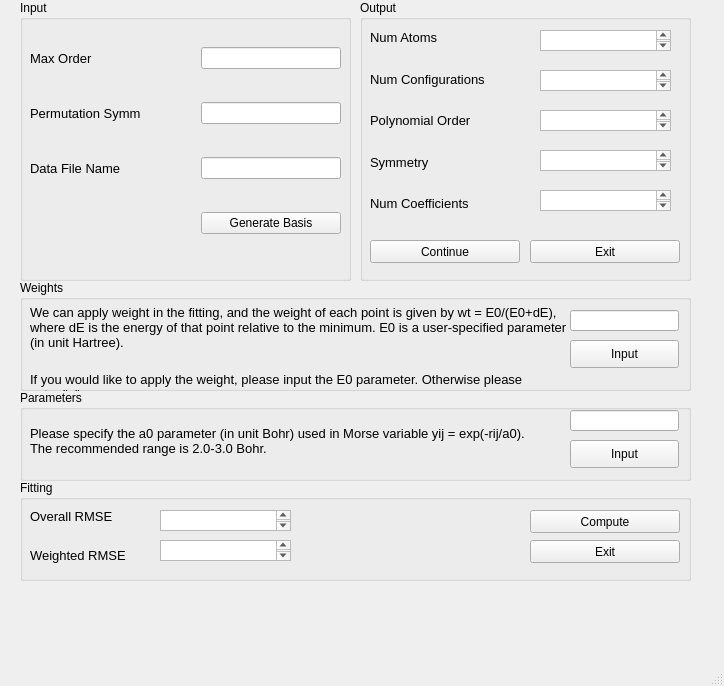
Before: the Qt Designer form gui_msa/msa.ui in thejeffreyli/gui_msa, drawn with Qt 5.
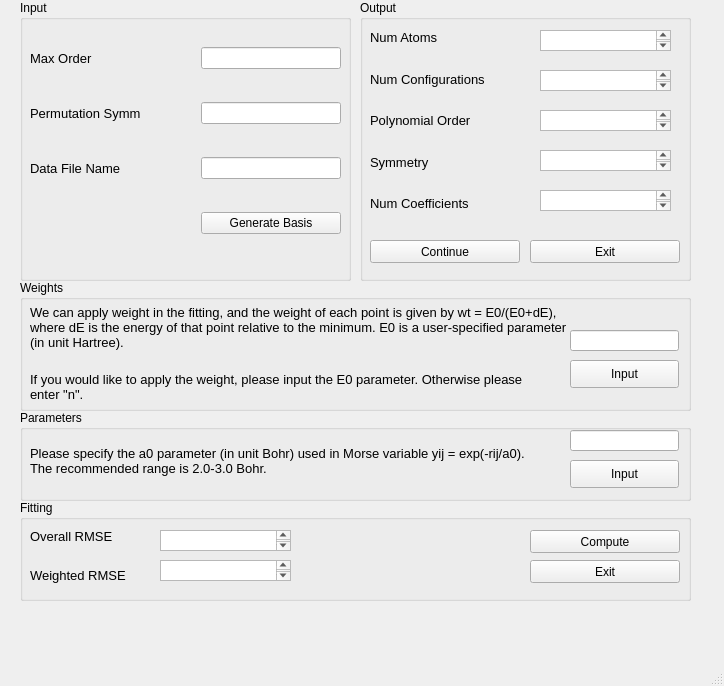
After: the same form once the commit is applied.

Patch:
```diff
--- a/gui_msa/msa.ui
+++ b/gui_msa/msa.ui
@@ -280,7 +280,7 @@
       <x>20</x>
       <y>280</y>
       <width>671</width>
-      <height>111</height>
+      <height>131</height>
      </rect>
     </property>
     <property name="title">
@@ -337,7 +337,7 @@
      <property name="geometry">
       <rect>
        <x>550</x>
-       <y>30</y>
+       <y>50</y>
        <width>109</width>
        <height>21</height>
       </rect>
@@ -353,7 +353,7 @@
      <property name="geometry">
       <rect>
        <x>550</x>
-       <y>60</y>
+       <y>80</y>
        <width>109</width>
        <height>28</height>
       </rect>
@@ -367,7 +367,7 @@
     <property name="geometry">
      <rect>
       <x>20</x>
-      <y>390</y>
+      <y>410</y>
       <width>671</width>
       <height>91</height>
      </rect>
@@ -443,7 +443,7 @@
     <property name="geometry">
      <rect>
       <x>20</x>
-      <y>480</y>
+      <y>500</y>
       <width>671</width>
       <height>101</height>
      </rect>
```
Left out of the diff: 2 changed lines with no effect on the pictures.
